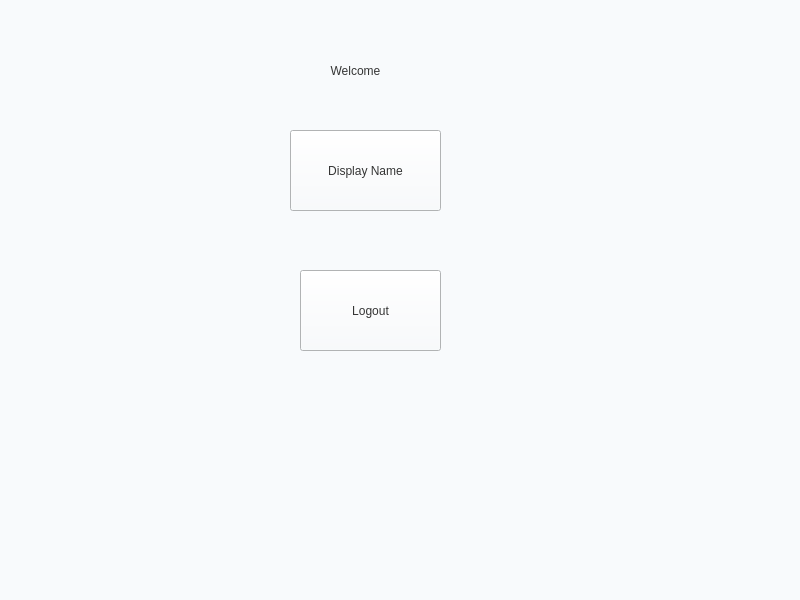
Before: the Qt Designer form src/gui/ui/MainWindow.ui in RoronoaZoro321/Healthcare-Management-System, drawn with Qt 5.
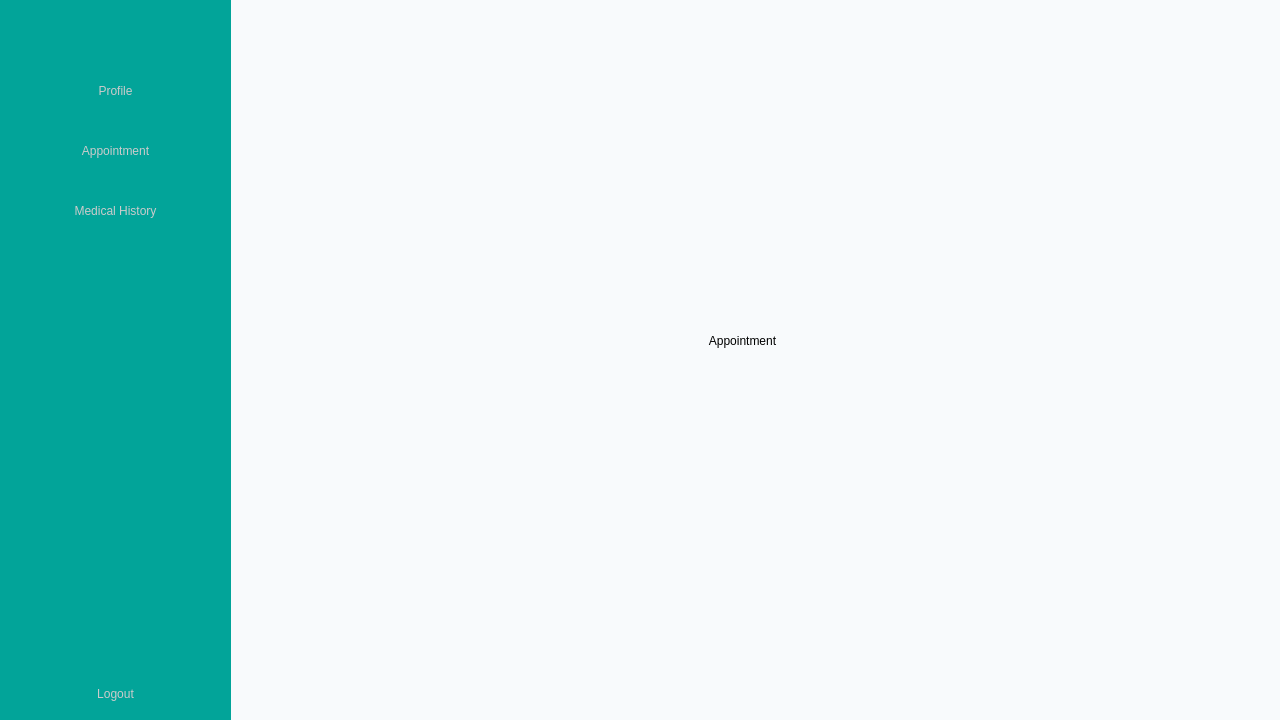
After: the same form once the commit is applied. The open tabs and pages were chosen to show the change. Icons and pictures are not drawn.

Diff of the .ui file:
```diff
--- a/src/gui/ui/MainWindow.ui
+++ b/src/gui/ui/MainWindow.ui
@@ -6,70 +6,302 @@
    <rect>
     <x>0</x>
     <y>0</y>
-    <width>800</width>
-    <height>600</height>
+    <width>1280</width>
+    <height>720</height>
    </rect>
   </property>
   <property name="windowTitle">
    <string>MainWindow</string>
   </property>
-  <property name="styleSheet">
-   <string notr="true">font: 700 11pt &quot;Microsoft YaHei UI&quot;;
-color: #353535;
-background-color: rgb(248, 250, 252);</string>
-  </property>
   <widget class="QWidget" name="centralwidget">
+   <property name="styleSheet">
+    <string notr="true">font: 95 12pt &quot;MS Shell Dlg 2&quot;;</string>
+   </property>
+   <widget class="QWidget" name="widget_2" native="true">
+    <property name="geometry">
+     <rect>
+      <x>230</x>
+      <y>0</y>
+      <width>1050</width>
+      <height>721</height>
+     </rect>
+    </property>
+    <property name="styleSheet">
+     <string notr="true">background-color: #F8FAFC;</string>
+    </property>
+    <layout class="QGridLayout" name="gridLayout_2">
+     <item row="0" column="0">
+      <widget class="QStackedWidget" name="stackedWidget">
+       <property name="currentIndex">
+        <number>0</number>
+       </property>
+       <widget class="QWidget" name="page">
+        <layout class="QGridLayout" name="gridLayout">
+         <item row="0" column="0">
+          <widget class="QLabel" name="profile_page">
+           <property name="styleSheet">
+            <string notr="true">color: black;</string>
+           </property>
+           <property name="text">
+            <string>Profile</string>
+           </property>
+           <property name="alignment">
+            <set>Qt::AlignCenter</set>
+           </property>
+          </widget>
+         </item>
+        </layout>
+       </widget>
+       <widget class="QWidget" name="page_2">
+        <widget class="QLabel" name="appointment_page">
+         <property name="geometry">
+          <rect>
+           <x>7</x>
+           <y>35</y>
+           <width>1011</width>
+           <height>611</height>
+          </rect>
+         </property>
+         <property name="styleSheet">
+          <string notr="true">color: black;</string>
+         </property>
+         <property name="text">
+          <string>Appointment</string>
+         </property>
+         <property name="alignment">
+          <set>Qt::AlignCenter</set>
+         </property>
+        </widget>
+       </widget>
+       <widget class="QWidget" name="page_3">
+        <widget class="QLabel" name="history_page">
+         <property name="geometry">
+          <rect>
+           <x>0</x>
+           <y>60</y>
+           <width>1011</width>
+           <height>611</height>
+          </rect>
+         </property>
+         <property name="styleSheet">
+          <string notr="true">color: black;</string>
+         </property>
+         <property name="text">
+          <string>Medical History</string>
+         </property>
+         <property name="alignment">
+          <set>Qt::AlignCenter</set>
+         </property>
+        </widget>
+       </widget>
+      </widget>
+     </item>
+    </layout>
+   </widget>
    <widget class="QWidget" name="widget" native="true">
     <property name="geometry">
      <rect>
       <x>0</x>
       <y>0</y>
-      <width>801</width>
-      <height>601</height>
+      <width>231</width>
+      <height>721</height>
      </rect>
     </property>
-    <widget class="QLabel" name="label_2">
-     <property name="geometry">
-      <rect>
-       <x>250</x>
-       <y>40</y>
-       <width>211</width>
-       <height>61</height>
-      </rect>
-     </property>
-     <property name="text">
-      <string>Welcome</string>
-     </property>
-     <property name="alignment">
-      <set>Qt::AlignCenter</set>
-     </property>
-    </widget>
-    <widget class="QPushButton" name="pushButton_3">
-     <property name="geometry">
-      <rect>
-       <x>290</x>
-       <y>130</y>
-       <width>151</width>
-       <height>81</height>
-      </rect>
-     </property>
-     <property name="text">
-      <string>Display Name</string>
-     </property>
-    </widget>
-    <widget class="QPushButton" name="pushButton_4">
-     <property name="geometry">
-      <rect>
-       <x>300</x>
-       <y>270</y>
-       <width>141</width>
-       <height>81</height>
-      </rect>
-     </property>
-     <property name="text">
-      <string>Logout</string>
-     </property>
-    </widget>
+    <property name="styleSheet">
+     <string notr="true">background-color: #02A499;
+font: 75 11pt &quot;MS Shell Dlg 2&quot;;
+
+
+</string>
+    </property>
+    <layout class="QVBoxLayout" name="verticalLayout_2">
+     <item>
+      <widget class="QWidget" name="widget_4" native="true">
+       <layout class="QHBoxLayout" name="horizontalLayout">
+        <item>
+         <spacer name="horizontalSpacer_2">
+          <property name="orientation">
+           <enum>Qt::Horizontal</enum>
+          </property>
+          <property name="sizeHint" stdset="0">
+           <size>
+            <width>64</width>
+            <height>20</height>
+           </size>
+          </property>
+         </spacer>
+        </item>
+        <item>
+         <widget class="QLabel" name="label">
+          <property name="maximumSize">
+           <size>
+            <width>40</width>
+            <height>40</height>
+           </size>
+          </property>
+          <property name="text">
+           <string/>
+          </property>
+          <property name="pixmap">
+           <pixmap resource="resource.qrc">:/icon/image/hospital.png</pixmap>
+          </property>
+          <property name="scaledContents">
+           <bool>true</bool>
+          </property>
+          <property name="alignment">
+           <set>Qt::AlignCenter</set>
+          </property>
+         </widget>
+        </item>
+        <item>
+         <spacer name="horizontalSpacer_3">
+          <property name="orientation">
+           <enum>Qt::Horizontal</enum>
+          </property>
+          <property name="sizeHint" stdset="0">
+           <size>
+            <width>63</width>
+            <height>20</height>
+           </size>
+          </property>
+         </spacer>
+        </item>
+       </layout>
+      </widget>
+     </item>
+     <item>
+      <spacer name="horizontalSpacer">
+       <property name="orientation">
+        <enum>Qt::Horizontal</enum>
+       </property>
+       <property name="sizeHint" stdset="0">
+        <size>
+         <width>40</width>
+         <height>20</height>
+        </size>
+       </property>
+      </spacer>
+     </item>
+     <item>
+      <widget class="QPushButton" name="pushButton_2">
+       <property name="styleSheet">
+        <string notr="true">QPushButton {
+	color: rgb(203, 203, 203);
+	margin: 20px;
+	border: none;
+}
+
+QPushButton:hover {
+	color: white;
+}</string>
+       </property>
+       <property name="text">
+        <string>Profile</string>
+       </property>
+       <property name="icon">
+        <iconset resource="resource.qrc">
+         <normaloff>:/icon/image/account.png</normaloff>:/icon/image/account.png</iconset>
+       </property>
+       <property name="iconSize">
+        <size>
+         <width>25</width>
+         <height>25</height>
+        </size>
+       </property>
+      </widget>
+     </item>
+     <item>
+      <widget class="QPushButton" name="pushButton_3">
+       <property name="styleSheet">
+        <string notr="true">QPushButton {
+	color: rgb(203, 203, 203);
+	margin: 20px;
+	border: none;
+}
+
+QPushButton:hover {
+	color: white;
+}</string>
+       </property>
+       <property name="text">
+        <string>Appointment</string>
+       </property>
+       <property name="icon">
+        <iconset resource="resource.qrc">
+         <normaloff>:/icon/image/schedule.png</normaloff>:/icon/image/schedule.png</iconset>
+       </property>
+       <property name="iconSize">
+        <size>
+         <width>25</width>
+         <height>25</height>
+        </size>
+       </property>
+      </widget>
+     </item>
+     <item>
+      <widget class="QPushButton" name="pushButton">
+       <property name="styleSheet">
+        <string notr="true">QPushButton {
+	color: rgb(203, 203, 203);
+	margin: 20px;
+	border: none;
+}
+
+QPushButton:hover {
+	color: white;
+}</string>
+       </property>
+       <property name="text">
+        <string>Medical History</string>
+       </property>
+       <property name="icon">
+        <iconset resource="resource.qrc">
+         <normaloff>:/icon/image/history.png</normaloff>:/icon/image/history.png</iconset>
+       </property>
+       <property name="iconSize">
+        <size>
+         <width>25</width>
+         <height>25</height>
+        </size>
+       </property>
+      </widget>
+     </item>
+     <item>
+      <spacer name="verticalSpacer">
+       <property name="orientation">
+        <enum>Qt::Vertical</enum>
+       </property>
+       <property name="sizeHint" stdset="0">
+        <size>
+         <width>20</width>
+         <height>40</height>
+        </size>
+       </property>
+      </spacer>
+     </item>
+     <item>
+      <widget class="QPushButton" name="pushButton_4">
+       <property name="styleSheet">
+        <string notr="true">QPushButton {
+	color: rgb(203, 203, 203);
+	margin: 20px;
+	border: none;
+}
+
+QPushButton:hover {
+	color: white;
+}</string>
+       </property>
+       <property name="text">
+        <string>Logout</string>
+       </property>
+       <property name="icon">
+        <iconset resource="resource.qrc">
+         <normaloff>:/icon/image/logout.png</normaloff>:/icon/image/logout.png</iconset>
+       </property>
+      </widget>
+     </item>
+    </layout>
    </widget>
   </widget>
  </widget>
```
Left out of the diff: 4 changed lines with no effect on the pictures.
